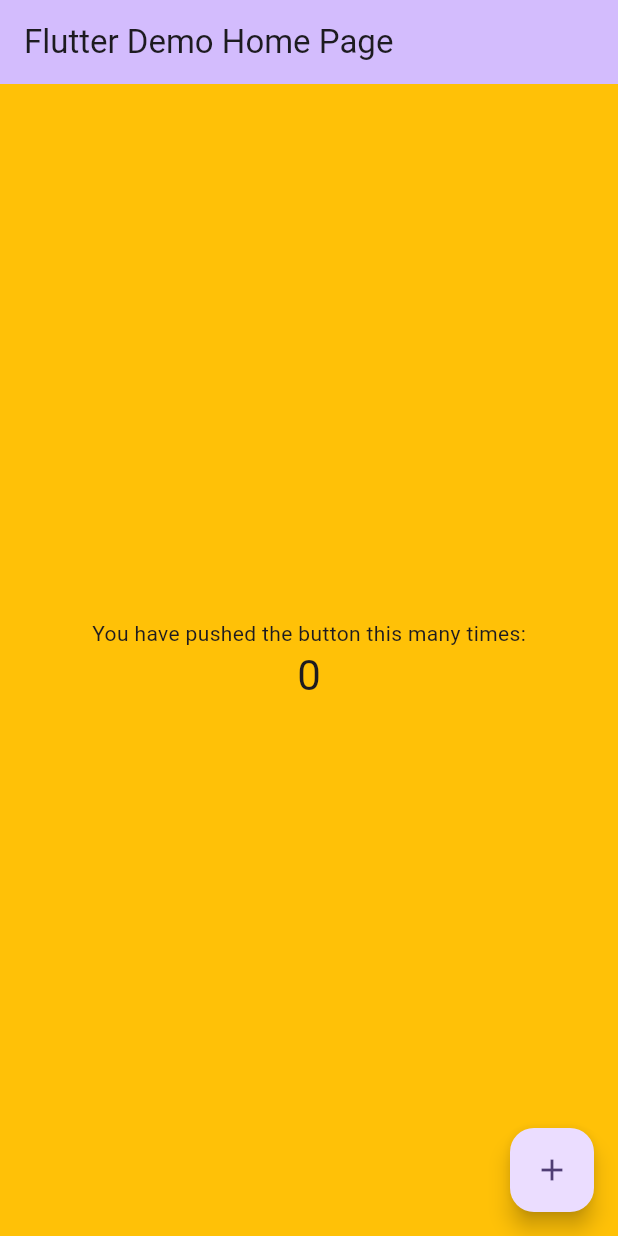
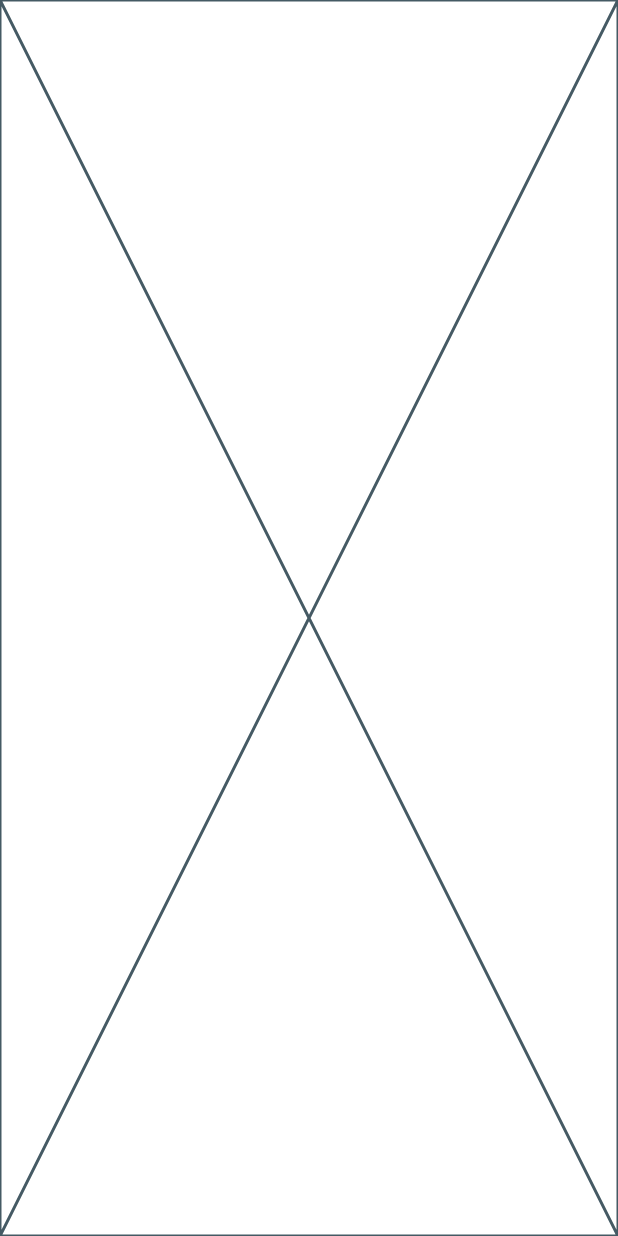
Before and after one commit to H0SAM7/NotesApp, a Flutter app: the screen it shows after launch, on a phone screen of 412 x 824 dp. Run offline on Flutter 3.47's test engine with Material 3 defaults, Android fonts, the phone set to English and light mode, and no system bars.

```diff
--- a/lib/main.dart
+++ b/lib/main.dart
@@ -1,112 +1,13 @@
 import 'package:flutter/material.dart';
 
 void main() {
-  runApp(const MyApp());
+  runApp(const NotesApp());
 }
-
-class MyApp extends StatelessWidget {
-  const MyApp({super.key});
-
-  // This widget is the root of your application.
-  @override
-  Widget build(BuildContext context) {
-    return MaterialApp(
-      title: 'Flutter Demo',
-      theme: ThemeData(
-        scaffoldBackgroundColor: Colors.amber,
-        textButtonTheme: TextButtonThemeData(style: ButtonStyle()),
-        colorScheme: ColorScheme.fromSeed(seedColor: Colors.deepPurple),
-        useMaterial3: true,
-      ),
-      home: const MyHomePage(title: 'Flutter Demo Home Page'),
-    );
-  }
-}
-
-class MyHomePage extends StatefulWidget {
-  const MyHomePage({super.key, required this.title});
-
-  // This widget is the home page of your application. It is stateful, meaning
-  // that it has a State object (defined below) that contains fields that affect
-  // how it looks.
-
-  // This class is the configuration for the state. It holds the values (in this
-  // case the title) provided by the parent (in this case the App widget) and
-  // used by the build method of the State. Fields in a Widget subclass are
-  // always marked "final".
-
-  final String title;
-
-  @override
-  State<MyHomePage> createState() => _MyHomePageState();
-}
-
-class _MyHomePageState extends State<MyHomePage> {
-  int _counter = 0;
-
-  void _incrementCounter() {
-    setState(() {
-      // This call to setState tells the Flutter framework that something has
-      // changed in this State, which causes it to rerun the build method below
-      // so that the display can reflect the updated values. If we changed
-      // _counter without calling setState(), then the build method would not be
-      // called again, and so nothing would appear to happen.
-      _counter++;
-    });
-  }
+class NotesApp extends StatelessWidget {
+  const NotesApp({super.key});
 
   @override
   Widget build(BuildContext context) {
-    // This method is rerun every time setState is called, for instance as done
-    // by the _incrementCounter method above.
-    //
-    // The Flutter framework has been optimized to make rerunning build methods
-    // fast, so that you can just rebuild anything that needs updating rather
-    // than having to individually change instances of widgets.
-    return Scaffold(
-      appBar: AppBar(
-        // TRY THIS: Try changing the color here to a specific color (to
-        // Colors.amber, perhaps?) and trigger a hot reload to see the AppBar
-        // change color while the other colors stay the same.
-        backgroundColor: Theme.of(context).colorScheme.inversePrimary,
-        // Here we take the value from the MyHomePage object that was created by
-        // the App.build method, and use it to set our appbar title.
-        title: Text(widget.title),
-      ),
-      body: Center(
-        // Center is a layout widget. It takes a single child and positions it
-        // in the middle of the parent.
-        child: Column(
-          // Column is also a layout widget. It takes a list of children and
-          // arranges them vertically. By default, it sizes itself to fit its
-          // children horizontally, and tries to be as tall as its parent.
-          //
-          // Column has various properties to control how it sizes itself and
-          // how it positions its children. Here we use mainAxisAlignment to
-          // center the children vertically; the main axis here is the vertical
-          // axis because Columns are vertical (the cross axis would be
-          // horizontal).
-          //
-          // TRY THIS: Invoke "debug painting" (choose the "Toggle Debug Paint"
-          // action in the IDE, or press "p" in the console), to see the
-          // wireframe for each widget.
-          mainAxisAlignment: MainAxisAlignment.center,
-          children: <Widget>[
-            const Text(
-              'You have pushed the button this many times:',
-            ),
-            Text(
-              '$_counter',
-              style: Theme.of(context).textTheme.headlineMedium,
-            ),
-          ],
-        ),
-      ),
-      floatingActionButton: FloatingActionButton(
-        onPressed: _incrementCounter,
-        tooltip: 'Increment',
-        child: const Icon(Icons.add),
-      ), // This trailing comma makes auto-formatting nicer for build methods.
-    );
+    return const Placeholder();
   }
 }
```
Also changed, not shown: 1 other file.
